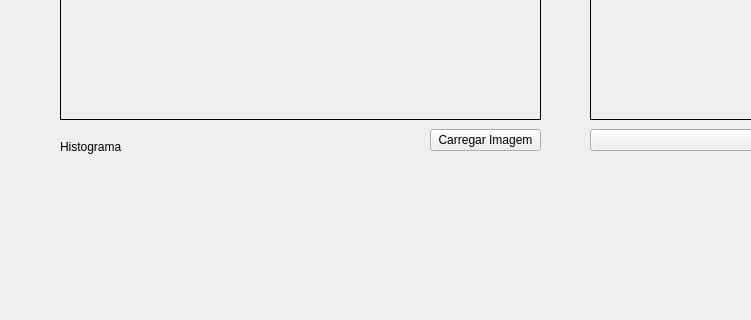
Before: the Qt Designer form mainwindow.ui in Salieriry/pdi-qt, drawn with Qt 5; both pictures show x 0 to 751 and y 211 to 531 of the 1266 by 839 pixel window.
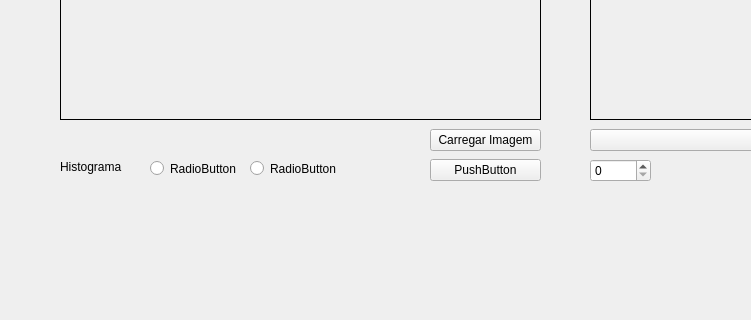
After: the same form once the commit is applied.

Commit message: Alterado os elementos da UI para compor às próximas mudanças

The edit to the form file:
```diff
--- a/mainwindow.ui
+++ b/mainwindow.ui
@@ -121,7 +121,7 @@
     <property name="geometry">
      <rect>
       <x>60</x>
-      <y>350</y>
+      <y>370</y>
       <width>71</width>
       <height>16</height>
      </rect>
@@ -134,9 +134,9 @@
     <property name="geometry">
      <rect>
       <x>60</x>
-      <y>380</y>
+      <y>410</y>
       <width>1161</width>
-      <height>311</height>
+      <height>281</height>
      </rect>
     </property>
    </widget>
@@ -153,6 +153,55 @@
      <string>Salvar Imagem</string>
     </property>
    </widget>
+   <widget class="QSpinBox" name="spinParametro">
+    <property name="geometry">
+     <rect>
+      <x>590</x>
+      <y>370</y>
+      <width>61</width>
+      <height>23</height>
+     </rect>
+    </property>
+   </widget>
+   <widget class="QRadioButton" name="radioHistOriginal">
+    <property name="geometry">
+     <rect>
+      <x>150</x>
+      <y>370</y>
+      <width>98</width>
+      <height>19</height>
+     </rect>
+    </property>
+    <property name="text">
+     <string>RadioButton</string>
+    </property>
+   </widget>
+   <widget class="QRadioButton" name="radioHistProcessada">
+    <property name="geometry">
+     <rect>
+      <x>250</x>
+      <y>370</y>
+      <width>98</width>
+      <height>19</height>
+     </rect>
+    </property>
+    <property name="text">
+     <string>RadioButton</string>
+    </property>
+   </widget>
+   <widget class="QPushButton" name="btnCarregarMascara">
+    <property name="geometry">
+     <rect>
+      <x>430</x>
+      <y>370</y>
+      <width>111</width>
+      <height>22</height>
+     </rect>
+    </property>
+    <property name="text">
+     <string>PushButton</string>
+    </property>
+   </widget>
    <zorder>containerHistograma</zorder>
    <zorder>labelOriginal</zorder>
    <zorder>labelProcessada</zorder>
```
Left out of the diff: 4 changed lines with no effect on the pictures. The commit also changes 1 other file.
